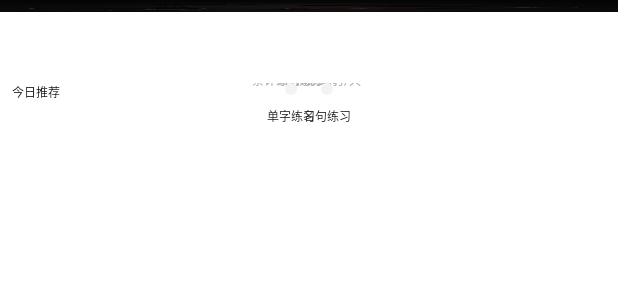
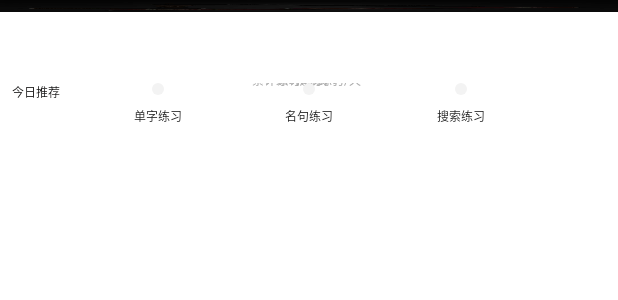
Before and after one commit to zgy441008825/Calligraphy, an Android app: the layout activity_main.xml on its own in the app's theme, with its tools: preview values and no code run, on a phone screen of 412 x 824 dp. Shown: the top 300 px of the screen. Run offline under Robolectric (Android 15) with nearby library versions, the phone set to English and light mode, and no system bars; Roboto replaces fonts that are not available here.

```diff
--- a/app/src/main/java/com/zougy/calligraphy/view/CalligraphyView.kt
+++ b/app/src/main/java/com/zougy/calligraphy/view/widget/CalligraphyView.kt
@@ -1,4 +1,4 @@
-package com.zougy.calligraphy.view
+package com.zougy.calligraphy.view.widget
 
 import android.content.Context
 import android.graphics.*
@@ -7,7 +7,7 @@ import android.text.TextUtils
 import android.util.AttributeSet
 import android.view.View
 import com.zougy.calligraphy.R
-import com.zougy.calligraphy.view.CalligraphyView.GridBgStyle.fontTypes
+import com.zougy.calligraphy.view.widget.CalligraphyView.GridBgStyle.fontTypes
 import org.xutils.common.util.DensityUtil
 
 /**
--- a/app/src/main/res/layout/activity_main.xml
+++ b/app/src/main/res/layout/activity_main.xml
@@ -6,13 +6,6 @@
     android:layout_height="match_parent"
     android:background="@android:color/white"
     tools:context=".MainActivity">
-
-    <androidx.constraintlayout.widget.Guideline
-        android:id="@+id/guideline"
-        android:layout_width="wrap_content"
-        android:layout_height="wrap_content"
-        android:orientation="vertical"
-        app:layout_constraintGuide_percent="0.5" />
 
     <View
         android:id="@+id/acMainViewTop"
@@ -111,25 +104,38 @@
         android:layout_width="@dimen/dp_50"
         android:layout_height="@dimen/dp_50"
         android:layout_marginTop="@dimen/dp_10"
-        android:layout_marginEnd="@dimen/dp_50"
         android:background="@drawable/circle"
         android:backgroundTint="@color/mainCircleGreyTint"
         android:padding="@dimen/dp_8"
         android:src="@drawable/img_main_item_word"
-        app:layout_constraintEnd_toStartOf="@+id/guideline"
+        app:layout_constraintEnd_toStartOf="@+id/acMainImgTaskSent"
+        app:layout_constraintStart_toStartOf="@+id/acMainViewTask"
         app:layout_constraintTop_toTopOf="@+id/acMainViewTask" />
 
     <ImageView
         android:id="@+id/acMainImgTaskSent"
         android:layout_width="@dimen/dp_50"
         android:layout_height="@dimen/dp_50"
-        android:layout_marginStart="@dimen/dp_50"
         android:layout_marginTop="@dimen/dp_10"
         android:background="@drawable/circle"
         android:backgroundTint="@color/mainCircleGreyTint"
         android:padding="@dimen/dp_10"
         android:src="@drawable/img_main_item_sent"
-        app:layout_constraintStart_toEndOf="@+id/guideline"
+        app:layout_constraintEnd_toEndOf="@+id/acMainViewTask"
+        app:layout_constraintStart_toStartOf="@+id/acMainViewTask"
+        app:layout_constraintTop_toTopOf="@+id/acMainViewTask" />
+
+    <ImageView
+        android:id="@+id/acMainImgTaskSearch"
+        android:layout_width="@dimen/dp_50"
+        android:layout_height="@dimen/dp_50"
+        android:layout_marginTop="@dimen/dp_10"
+        android:background="@drawable/circle"
+        android:backgroundTint="@color/mainCircleGreyTint"
+        android:padding="@dimen/dp_10"
+        android:src="@drawable/img_main_item_sent"
+        app:layout_constraintEnd_toEndOf="@+id/acMainViewTask"
+        app:layout_constraintStart_toEndOf="@+id/acMainImgTaskSent"
         app:layout_constraintTop_toTopOf="@+id/acMainViewTask" />
 
     <TextView
@@ -155,6 +161,17 @@
         app:layout_constraintTop_toBottomOf="@+id/acMainImgTaskSent" />
 
     <TextView
+        style="@style/styleMainStatisticsInfo"
+        android:layout_width="wrap_content"
+        android:layout_height="wrap_content"
+        android:layout_marginTop="@dimen/dp_5"
+        android:text="@string/mainPracticeSearch"
+        android:textColor="@color/baseTextColor"
+        app:layout_constraintEnd_toEndOf="@+id/acMainImgTaskSearch"
+        app:layout_constraintStart_toStartOf="@+id/acMainImgTaskSearch"
+        app:layout_constraintTop_toBottomOf="@+id/acMainImgTaskSearch" />
+
+    <TextView
         android:layout_width="wrap_content"
         android:layout_height="wrap_content"
         android:layout_marginStart="@dimen/dp_20"
--- a/app/src/main/res/values/strings.xml
+++ b/app/src/main/res/values/strings.xml
@@ -7,6 +7,7 @@
     <string name="mainTopStatisticsDay">持续练习/天</string>
     <string name="mainPracticeWord">单字练习</string>
     <string name="mainPracticeSent">名句练习</string>
+    <string name="mainPracticeSearch">搜索练习</string>
     <string name="mainPracticeToday">今日推荐</string>
 
 </resources>
--- a/app/src/main/res/values/styles.xml
+++ b/app/src/main/res/values/styles.xml
@@ -10,7 +10,7 @@
     </style>
 
     <style name="styleMainStatisticsNumber">
-        <item name="android:textSize">@dimen/sp_24</item>
+        <item name="android:textSize">@dimen/sp_26</item>
         <item name="android:textColor">@android:color/white</item>
         <item name="android:gravity">center</item>
     </style>
```
Also changed, not shown: app/src/main/java/com/zougy/calligraphy/dao/CalligraphyDBMrg.kt (added, +23 -0 lines), app/src/main/java/com/zougy/calligraphy/dao/ConstantsValue.kt (added, +61 -0 lines), app/src/main/java/com/zougy/calligraphy/dao/CopybookBean.java (added, +133 -0 lines), app/src/main/java/com/zougy/calligraphy/dao/CopybookType.java (added, +33 -0 lines).
